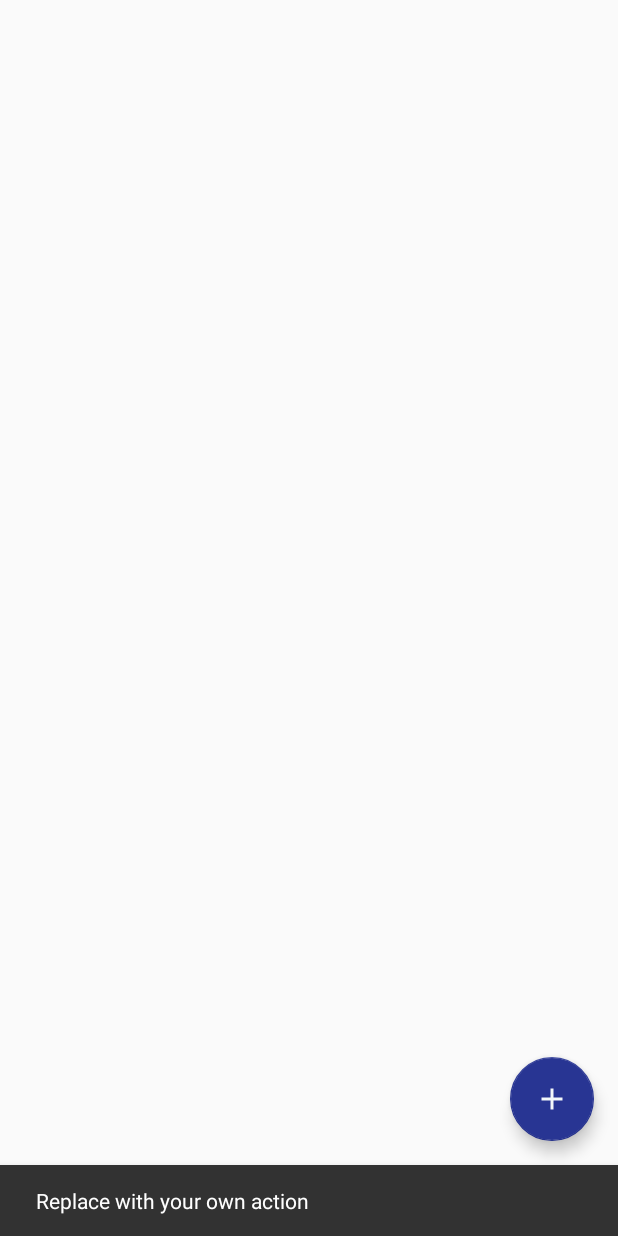
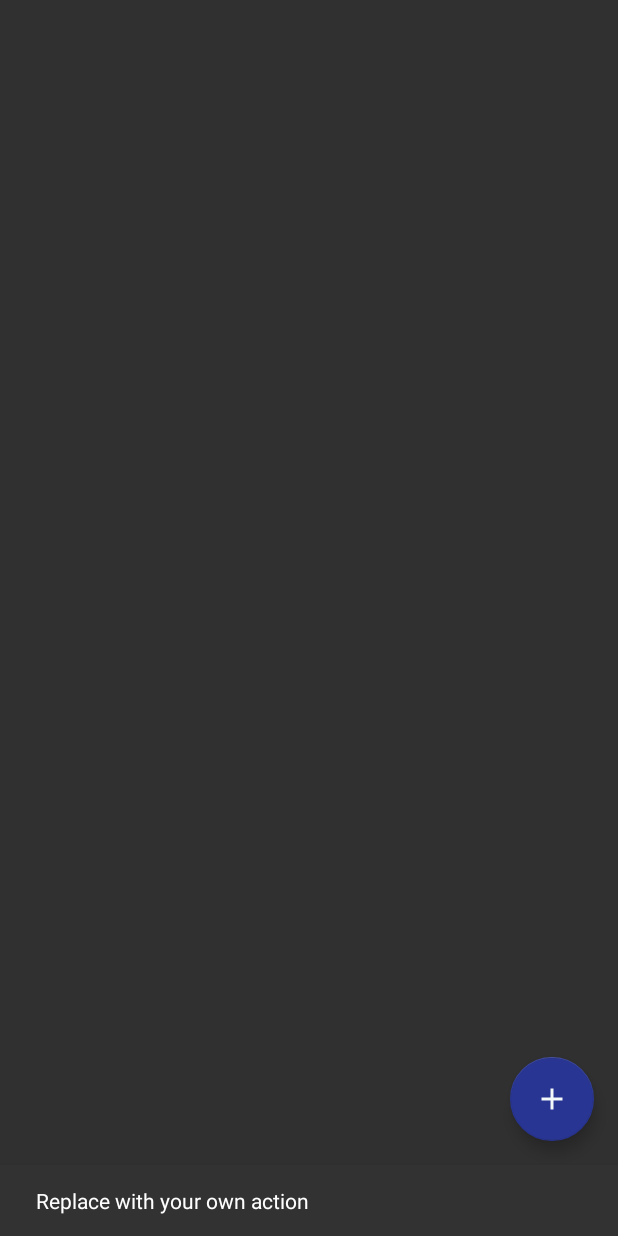
Before and after one commit to artback/Schoolwork, an Android app: the screen it shows after launch (FirstPage), after a tap on an icon or button, on a phone screen of 412 x 824 dp. Run offline under Robolectric (Android 15) with nearby library versions, the phone set to English and light mode, and no system bars.

Commit message:
2016-09-18 19:26:22

```diff
--- a/pa1414/timeplanner/app/src/main/res/values/styles.xml
+++ b/pa1414/timeplanner/app/src/main/res/values/styles.xml
@@ -1,11 +1,13 @@
 <resources>
 
     <!-- Base application theme. -->
-    <style name="AppTheme" parent="Theme.AppCompat.Light.DarkActionBar">
+    <style name="AppTheme" parent="Theme.AppCompat.NoActionBar">
         <!-- Customize your theme here. -->
         <item name="colorPrimary">@color/colorPrimary</item>
         <item name="colorPrimaryDark">@color/colorPrimaryDark</item>
         <item name="colorAccent">@color/colorAccent</item>
+        <item name="android:navigationBarColor">@android:color/black</item>
+        <item name="android:statusBarColor">@color/accent_material_dark</item>
     </style>
 
     <style name="AppTheme.NoActionBar">
```
